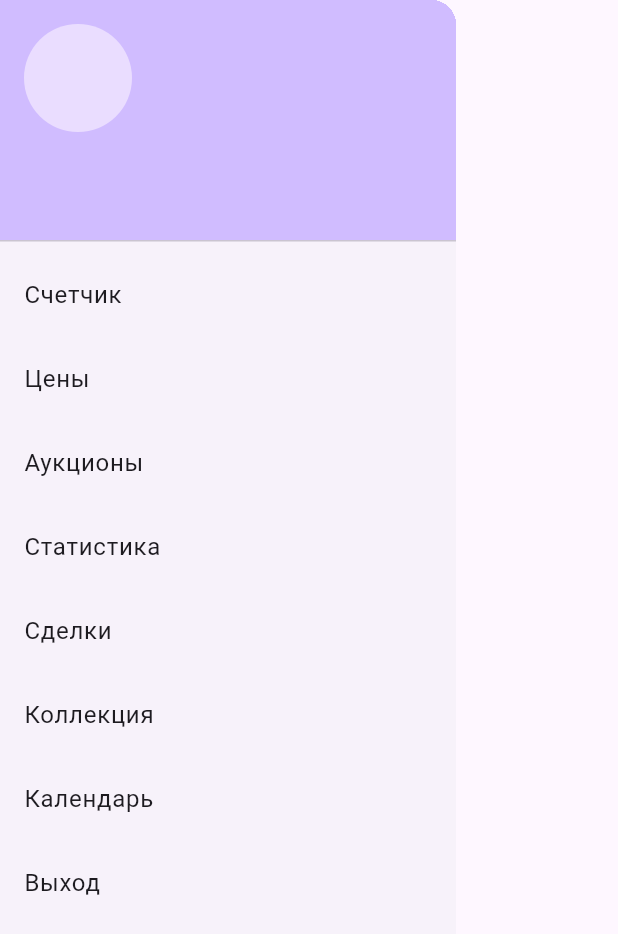
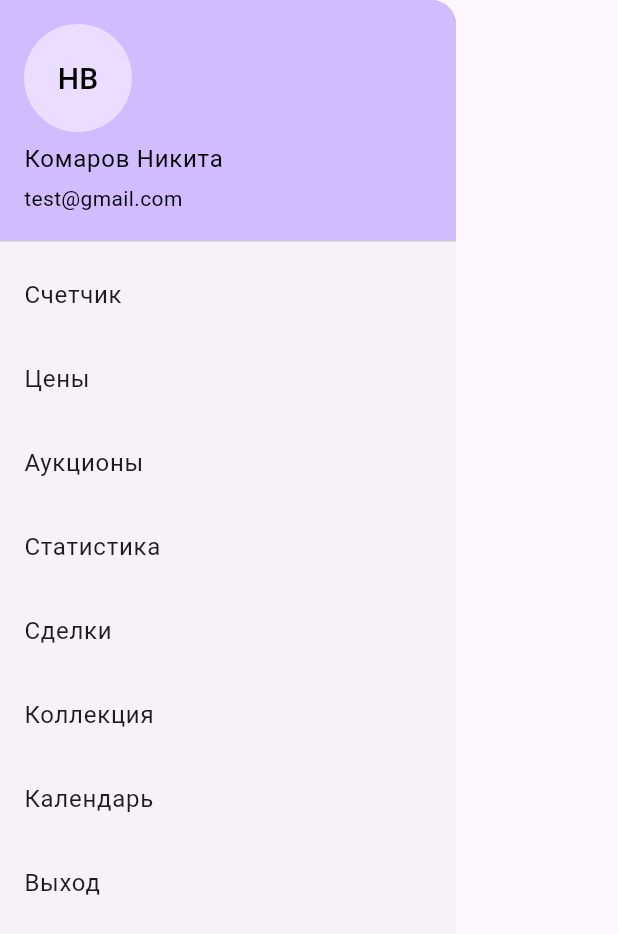
Before and after one commit to komarovNW/mtgHelper, a Flutter app: the AppDrawer widget shown alone on an empty page, opened directly, on a phone screen of 412 x 824 dp. Shown: the top 934 px of the screen. Run offline on Flutter 3.47's test engine with Material 3 defaults, Android fonts, the phone set to English and light mode, and no system bars; our stand-ins replace firebase_auth, firebase_core, flutter_bloc, freezed_annotation, go_router; accounts and stored records are empty.

Commit message:
ui-0010: добавил drawer

```diff
--- a/lib/core/drawer.dart
+++ b/lib/core/drawer.dart
@@ -1,6 +1,5 @@
 import 'package:flutter/material.dart';
 import 'package:mtg_helper/core/auth_notifier.dart';
-import 'package:mtg_helper/core/user_notifier.dart';
 import 'package:mtg_helper/extension/localization.dart';
 import 'package:provider/provider.dart';
 
@@ -18,28 +17,27 @@ class AppDrawer extends StatelessWidget {
       context.l10n.drawerCollection,
       context.l10n.drawerCalendar,
     ];
-    final UserNotifier userNotifier = Provider.of<UserNotifier>(context);
     return Drawer(
       child: ListView(
         padding: EdgeInsets.zero,
         children: <Widget>[
           UserAccountsDrawerHeader(
-            accountName: Text(
-              userNotifier.user?.fullName ?? '',
-              style: const TextStyle(
+            accountName: const Text(
+              'Комаров Никита',
+              style: TextStyle(
                 color: Colors.black,
               ),
             ),
-            accountEmail: Text(
-              userNotifier.user?.email ?? '',
-              style: const TextStyle(
+            accountEmail: const Text(
+              'test@gmail.com',
+              style: TextStyle(
                 color: Colors.black,
               ),
             ),
-            currentAccountPicture: CircleAvatar(
+            currentAccountPicture: const CircleAvatar(
               child: Text(
-                userNotifier.user?.getInitials() ?? '',
-                style: const TextStyle(
+                'НВ',
+                style: TextStyle(
                   color: Colors.black,
                   fontSize: 20,
                 ),
--- a/lib/features/auth/auth_cubit.dart
+++ b/lib/features/auth/auth_cubit.dart
@@ -13,10 +13,7 @@ class AuthCubit extends Cubit<AuthState> {
 
   Future<void> login({required String email, required String password}) async {
     emit(const AuthState.loading());
-
-    // final Result<User> result = await _signInUseCase(email, password);
-    final Result<User> result = await _signInUseCase('test@gmail.com', '123456');
-
+    final Result<User> result = await _signInUseCase(email, password);
     if (result.isSuccess) {
       emit(const AuthState.success());
     } else {
```
